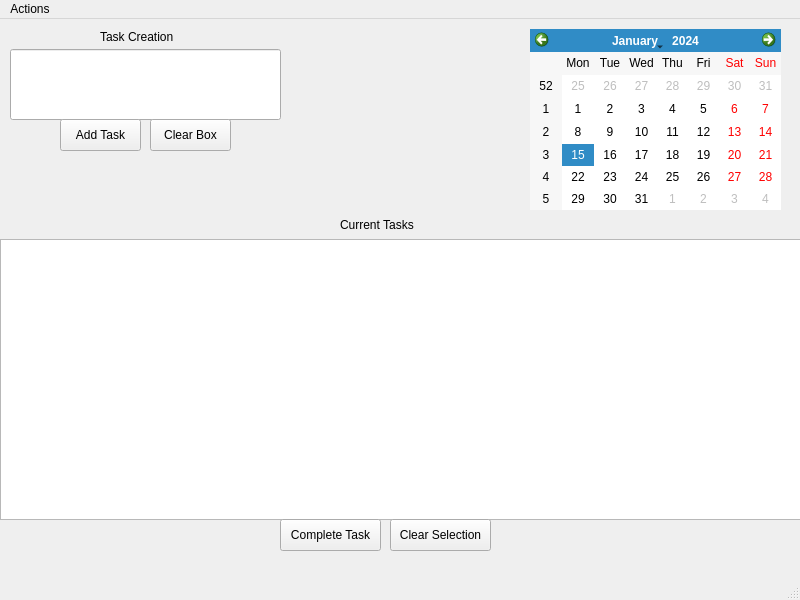
Above: to_do_list_QT/mainwindow.ui from ysattar02/to_do_list_QT before the change. Below: the same form after it.
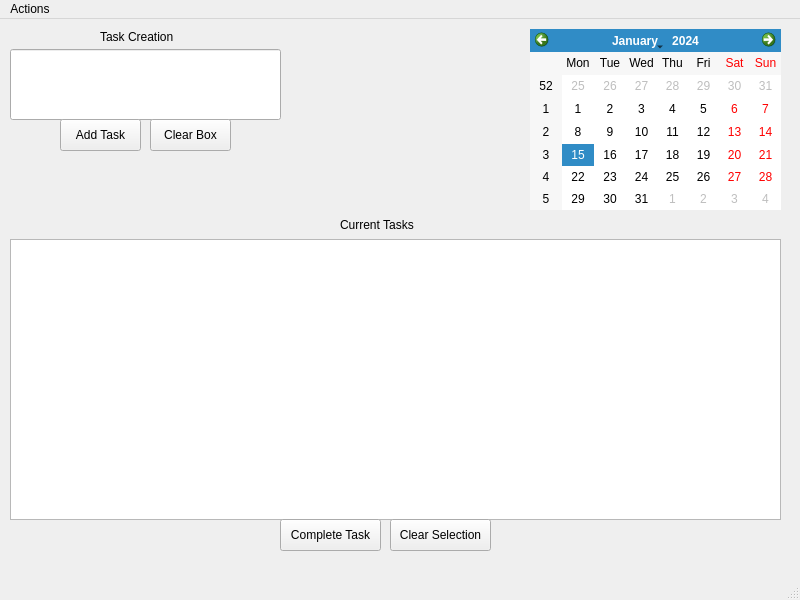
That is the form after the change.

```diff
--- a/to_do_list_QT/mainwindow.ui
+++ b/to_do_list_QT/mainwindow.ui
@@ -17,9 +17,9 @@
    <widget class="QListWidget" name="taskDisplay">
     <property name="geometry">
      <rect>
-      <x>0</x>
+      <x>10</x>
       <y>220</y>
-      <width>801</width>
+      <width>771</width>
       <height>281</height>
      </rect>
     </property>
```
